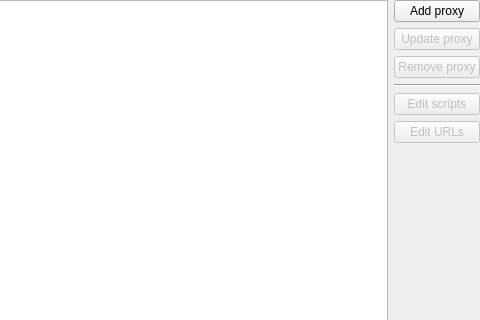
This is src/plugins/xproxy/proxiesconfigwidget.ui in 0xd34df00d/leechcraft as Qt 5 draws it before an edit; both pictures show x 163 to 643 and y 0 to 320 of the 643 by 540 pixel window. The edited form follows.
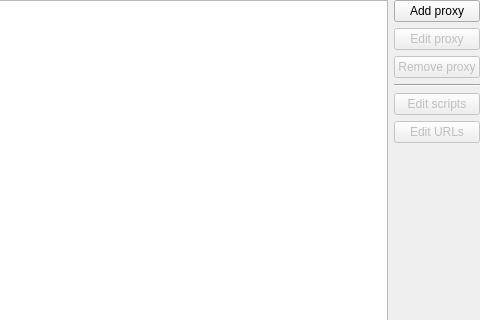
This is the edited form.

Commit message: [XProxy] Proper button label.

Diff of the .ui file:
```diff
--- a/src/plugins/xproxy/proxiesconfigwidget.ui
+++ b/src/plugins/xproxy/proxiesconfigwidget.ui
@@ -35,7 +35,7 @@
         <bool>false</bool>
        </property>
        <property name="text">
-        <string>Update proxy</string>
+        <string>Edit proxy</string>
        </property>
       </widget>
      </item>
```
